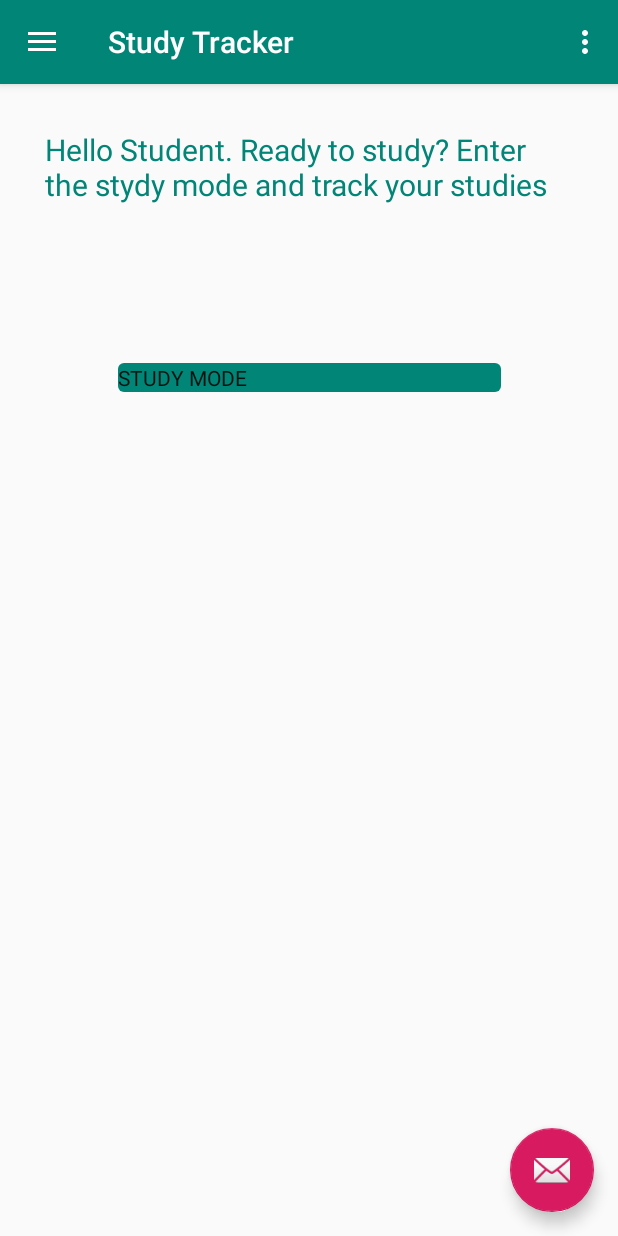
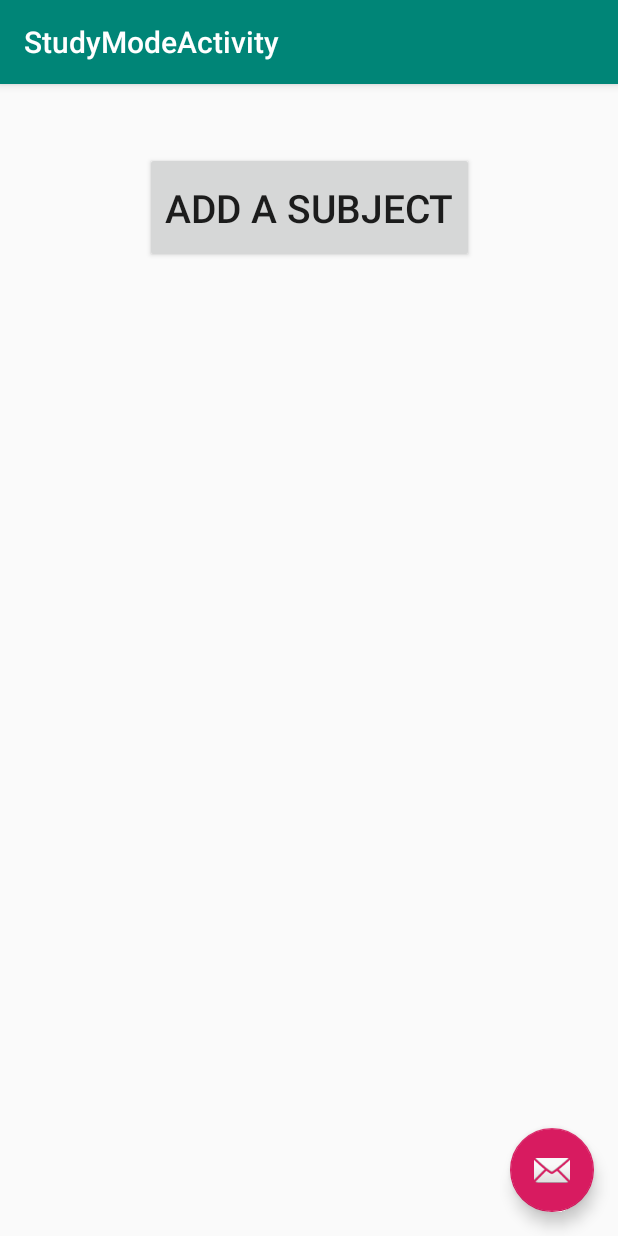
Before and after one commit to RajuKoushik/StudyTracker, an Android app: the screen it shows after launch (MainActivity before the commit, StudyModeActivity after it), after a tap on "Student Activity", on a phone screen of 412 x 824 dp. Run offline under Robolectric (Android 15) with nearby library versions, the phone set to English and light mode, and no system bars; 2 other taps on this screen came first.

Commit message:
Added the subject database using SQLITE Room

```diff
--- a/app/build.gradle
+++ b/app/build.gradle
@@ -27,4 +27,8 @@ dependencies {
     testImplementation 'junit:junit:4.12'
     androidTestImplementation 'com.android.support.test:runner:1.0.2'
     androidTestImplementation 'com.android.support.test.espresso:espresso-core:3.0.2'
+    //adding here
+    compile 'android.arch.persistence.room:runtime:1.0.0'
+    annotationProcessor 'android.arch.persistence.room:compiler:1.0.0'
+
 }
--- a/app/src/main/java/com/example/studyapp/studytracker/MainActivity.java
+++ b/app/src/main/java/com/example/studyapp/studytracker/MainActivity.java
@@ -1,5 +1,6 @@
 package com.example.studyapp.studytracker;
 
+import android.content.Intent;
 import android.os.Bundle;
 import android.support.design.widget.FloatingActionButton;
 import android.support.design.widget.Snackbar;
@@ -82,13 +83,9 @@ public class MainActivity extends AppCompatActivity
 
         if (id == R.id.nav_camera) {
             // Handle the camera action
-        } else if (id == R.id.nav_gallery) {
-
-        } else if (id == R.id.nav_slideshow) {
-
-        } else if (id == R.id.nav_manage) {
-
-        } else if (id == R.id.nav_share) {
+            Intent intent = new Intent(MainActivity.this, StudyModeActivity.class);
+            startActivity(intent);
+        }  else if (id == R.id.nav_share) {
 
         } else if (id == R.id.nav_send) {
 
@@ -98,4 +95,9 @@ public class MainActivity extends AppCompatActivity
         drawer.closeDrawer(GravityCompat.START);
         return true;
     }
+
+    public void studyMode(View view) {
+        Intent intent = new Intent(MainActivity.this, StudyModeActivity.class);
+        startActivity(intent);
+    }
 }
--- /dev/null
+++ b/app/src/main/java/com/example/studyapp/studytracker/StudyActivity.java
@@ -0,0 +1,4 @@
+package com.example.studyapp.studytracker;
+
+class  StudyActivity {
+}
--- /dev/null
+++ b/app/src/main/java/com/example/studyapp/studytracker/StudyModeActivity.java
@@ -0,0 +1,34 @@
+package com.example.studyapp.studytracker;
+
+import android.content.Intent;
+import android.os.Bundle;
+import android.support.design.widget.FloatingActionButton;
+import android.support.design.widget.Snackbar;
+import android.support.v7.app.AppCompatActivity;
+import android.support.v7.widget.Toolbar;
+import android.view.View;
+
+public class StudyModeActivity extends AppCompatActivity {
+
+    @Override
+    protected void onCreate(Bundle savedInstanceState) {
+        super.onCreate(savedInstanceState);
+        setContentView(R.layout.activity_study_mode);
+        Toolbar toolbar = (Toolbar) findViewById(R.id.toolbar);
+        setSupportActionBar(toolbar);
+
+        FloatingActionButton fab = (FloatingActionButton) findViewById(R.id.fab);
+        fab.setOnClickListener(new View.OnClickListener() {
+            @Override
+            public void onClick(View view) {
+                Snackbar.make(view, "Replace with your own action", Snackbar.LENGTH_LONG)
+                        .setAction("Action", null).show();
+            }
+        });
+    }
+
+    public void AddSubject(View view) {
+        Intent intent = new Intent(StudyModeActivity.this, AddSubject.class);
+        startActivity(intent);
+    }
+}
--- /dev/null
+++ b/app/src/main/res/layout/activity_study_mode.xml
@@ -0,0 +1,33 @@
+<?xml version="1.0" encoding="utf-8"?>
+<android.support.design.widget.CoordinatorLayout xmlns:android="http://schemas.android.com/apk/res/android"
+    xmlns:app="http://schemas.android.com/apk/res-auto"
+    xmlns:tools="http://schemas.android.com/tools"
+    android:layout_width="match_parent"
+    android:layout_height="match_parent"
+    tools:context=".StudyModeActivity">
+
+    <android.support.design.widget.AppBarLayout
+        android:layout_width="match_parent"
+        android:layout_height="wrap_content"
+        android:theme="@style/AppTheme.AppBarOverlay">
+
+        <android.support.v7.widget.Toolbar
+            android:id="@+id/toolbar"
+            android:layout_width="match_parent"
+            android:layout_height="?attr/actionBarSize"
+            android:background="?attr/colorPrimary"
+            app:popupTheme="@style/AppTheme.PopupOverlay" />
+
+    </android.support.design.widget.AppBarLayout>
+
+    <include layout="@layout/content_study_mode" />
+
+    <android.support.design.widget.FloatingActionButton
+        android:id="@+id/fab"
+        android:layout_width="wrap_content"
+        android:layout_height="wrap_content"
+        android:layout_gravity="bottom|end"
+        android:layout_margin="@dimen/fab_margin"
+        app:srcCompat="@android:drawable/ic_dialog_email" />
+
+</android.support.design.widget.CoordinatorLayout>
--- a/app/src/main/res/layout/content_main.xml
+++ b/app/src/main/res/layout/content_main.xml
@@ -23,13 +23,14 @@
         app:layout_constraintTop_toTopOf="parent"
         app:layout_constraintVertical_bias="0.0" />
 
-    <android.support.design.button.MaterialButton
+    <Button
         android:id="@+id/materialButton"
         android:layout_width="255dp"
         android:layout_height="wrap_content"
         android:layout_marginTop="180dp"
         android:autoSizeTextType="uniform"
         android:text="STUDY MODE"
+        android:onClick="studyMode"
         app:layout_constraintEnd_toEndOf="parent"
         app:layout_constraintHorizontal_bias="0.503"
         app:layout_constraintStart_toStartOf="parent"
--- /dev/null
+++ b/app/src/main/res/layout/content_study_mode.xml
@@ -0,0 +1,23 @@
+<?xml version="1.0" encoding="utf-8"?>
+<android.support.constraint.ConstraintLayout xmlns:android="http://schemas.android.com/apk/res/android"
+    xmlns:app="http://schemas.android.com/apk/res-auto"
+    xmlns:tools="http://schemas.android.com/tools"
+    android:layout_width="match_parent"
+    android:layout_height="match_parent"
+    app:layout_behavior="@string/appbar_scrolling_view_behavior"
+    tools:context=".StudyModeActivity"
+    tools:showIn="@layout/activity_study_mode">
+
+    <Button
+        android:id="@+id/materialButton2"
+        android:layout_width="219dp"
+        android:layout_height="74dp"
+        android:layout_marginTop="45dp"
+        android:autoSizeTextType="uniform"
+        android:text="Add a Subject"
+        android:onClick="AddSubject"
+        app:layout_constraintEnd_toEndOf="parent"
+        app:layout_constraintStart_toStartOf="parent"
+        app:layout_constraintTop_toTopOf="parent" />
+
+</android.support.constraint.ConstraintLayout>
--- a/app/src/main/res/menu/activity_main_drawer.xml
+++ b/app/src/main/res/menu/activity_main_drawer.xml
@@ -8,18 +8,7 @@
             android:id="@+id/nav_camera"
             android:icon="@drawable/ic_menu_camera"
             android:title="Student Activity" />
-        <item
-            android:id="@+id/nav_gallery"
-            android:icon="@drawable/ic_menu_gallery"
-            android:title="Gallery" />
-        <item
-            android:id="@+id/nav_slideshow"
-            android:icon="@drawable/ic_menu_slideshow"
-            android:title="Slideshow" />
-        <item
-            android:id="@+id/nav_manage"
-            android:icon="@drawable/ic_menu_manage"
-            android:title="Tools" />
+
     </group>
 
     <item android:title="Communicate">
--- a/app/src/main/res/values/strings.xml
+++ b/app/src/main/res/values/strings.xml
@@ -6,4 +6,7 @@
     <string name="nav_header_subtitle">Build by Sara</string>
     <string name="nav_header_desc">Navigation header</string>
     <string name="action_settings">Student Activity</string>
+    <string name="title_activity_study_mode">StudyModeActivity</string>
+    <string name="title_activity_add_subject">AddSubject</string>
+    <string name="title_activity_subject_list">SubjectListActivity</string>
 </resources>
```
Also changed, not shown: app/src/main/AndroidManifest.xml (+13 -1 lines), app/src/main/java/com/example/studyapp/studytracker/AddSubject.java (added, +90 -0 lines), app/src/main/java/com/example/studyapp/studytracker/Subject.java (added, +72 -0 lines), app/src/main/java/com/example/studyapp/studytracker/SubjectDao.java (added, +31 -0 lines), app/src/main/java/com/example/studyapp/studytracker/SubjectDatabase.java (added, +35 -0 lines), app/src/main/java/com/example/studyapp/studytracker/SubjectListActivity.java (added, +29 -0 lines), app/src/main/res/layout/activity_add_subject.xml (added, +33 -0 lines), app/src/main/res/layout/activity_subject_list.xml (added, +33 -0 lines), app/src/main/res/layout/content_add_subject.xml (added, +45 -0 lines), app/src/main/res/layout/content_subject_list.xml (added, +11 -0 lines), build.gradle (+8 -0 lines).
